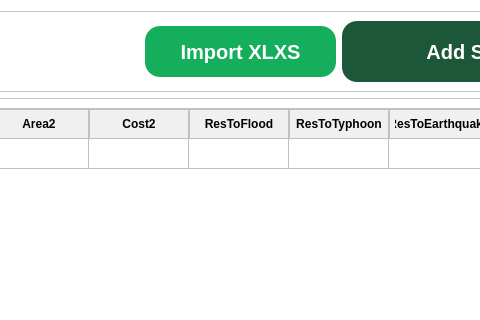
First picture: the form in FE/entityManagementShelter.ui, repository Lucianono/ShelterAlloc_Thesis, before the edit; both pictures show x 556 to 1036 and y 0 to 320 of the 1200 by 724 pixel window.
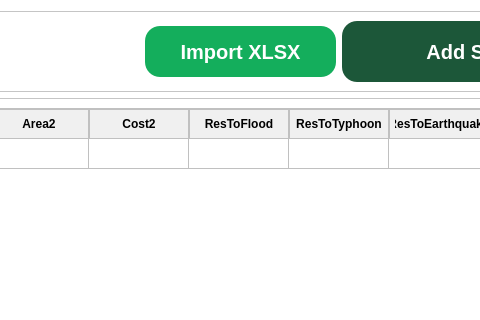
Second picture: the form after the edit. Icons and pictures are not drawn.

Diff of the .ui file:
```diff
--- a/FE/entityManagementShelter.ui
+++ b/FE/entityManagementShelter.ui
@@ -133,7 +133,7 @@
 </string>
         </property>
         <property name="text">
-         <string>Import XLXS</string>
+         <string>Import XLSX</string>
         </property>
        </widget>
       </item>
```
